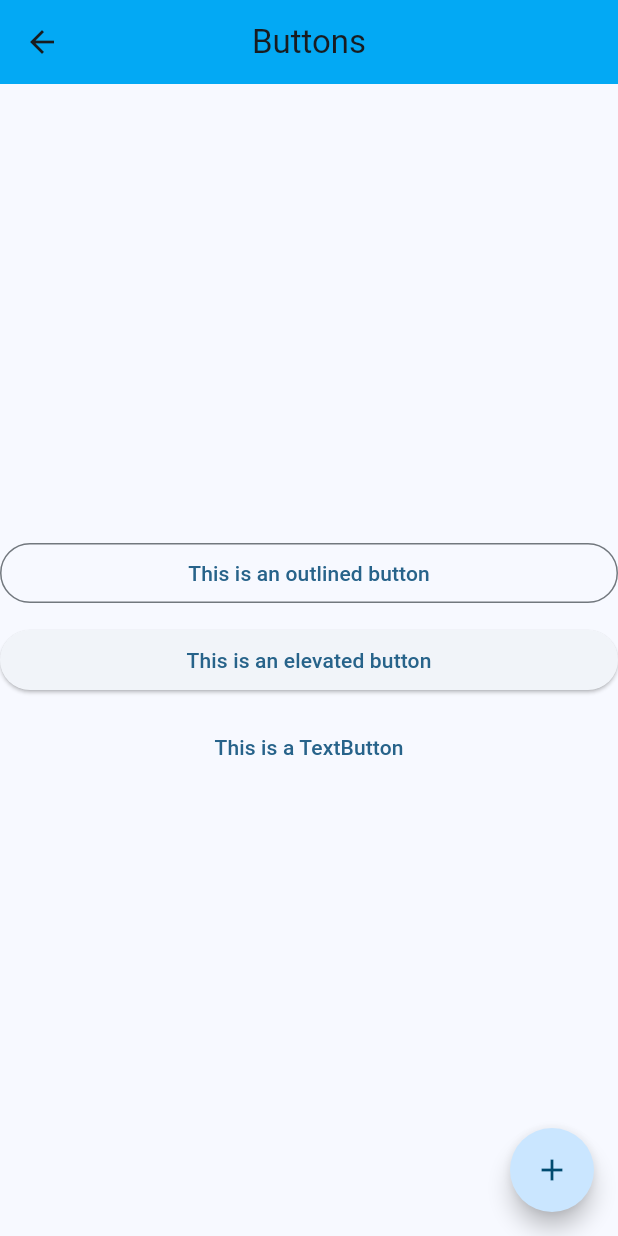
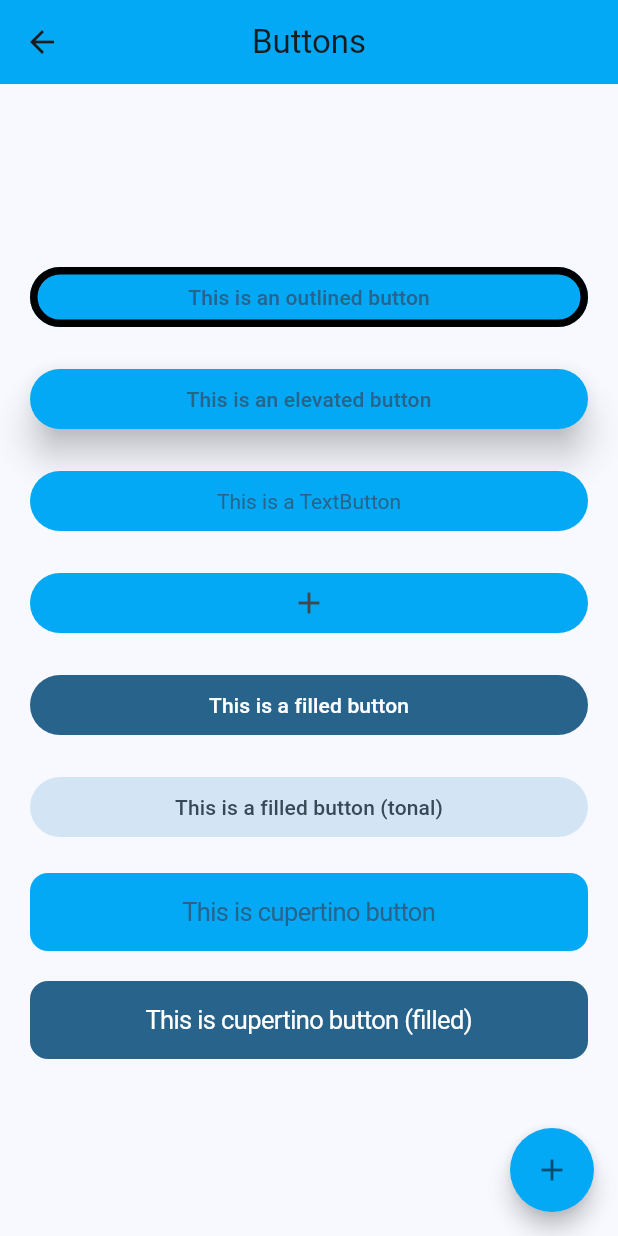
Before and after one commit to FreakyAli/exploring_widgets, a Flutter app: the ButtonsPage screen opened directly, on a phone screen of 412 x 824 dp. Run offline on Flutter 3.47's test engine with Material 3 defaults, Android fonts, the phone set to English and light mode, and no system bars.

Commit message:
fix: Buttons final commit

```diff
--- a/exploring_widgets/lib/pages/buttons.dart
+++ b/exploring_widgets/lib/pages/buttons.dart
@@ -1,3 +1,4 @@
+import 'package:flutter/cupertino.dart';
 import 'package:flutter/material.dart';
 
 class ButtonsPage extends StatefulWidget {
@@ -21,34 +22,88 @@ class _ButtonsPageState extends State<ButtonsPage> {
         shape: const CircleBorder(),
         child: const Icon(Icons.add),
       ),
-      body: Column(
+      body: Padding(
+        padding: const EdgeInsets.all(20.0),
+        child: Column(
           crossAxisAlignment: CrossAxisAlignment.stretch,
           mainAxisAlignment: MainAxisAlignment.center,
           children: [
             OutlinedButton(
               onPressed: () {},
+              style: OutlinedButton.styleFrom(
+                side: const BorderSide(
+                  width: 5.0,
+                  color: Colors.black,
+                ),
+              ),
               child: const Text(
                 'This is an outlined button',
               ),
             ),
             const SizedBox(
-            height: 10,
+              height: 20,
             ),
             ElevatedButton(
               onPressed: () {},
+              style: ElevatedButton.styleFrom(
+                elevation: 10.0,
+              ),
               child: const Text(
                 'This is an elevated button',
               ),
             ),
             const SizedBox(
-            height: 10,
+              height: 20,
             ),
             TextButton(
                 onPressed: () {},
-              child: Text(
+                child: const Text(
                   'This is a TextButton',
                 )),
+            const SizedBox(
+              height: 20,
+            ),
+            IconButton(
+              onPressed: () {},
+              icon: const Icon(
+                Icons.add,
+              ),
+            ),
+            const SizedBox(
+              height: 20,
+            ),
+            FilledButton(
+              onPressed: () {},
+              child: const Text(
+                "This is a filled button",
+              ),
+            ),
+            const SizedBox(
+              height: 20,
+            ),
+            FilledButton.tonal(
+              onPressed: () {},
+              child: const Text(
+                "This is a filled button (tonal)",
+              ),
+            ),
+            const SizedBox(
+              height: 20,
+            ),
+            CupertinoButton(
+              child: const Text('This is cupertino button'),
+              onPressed: () {},
+              color: Colors.lightBlue,
+            ),
+            const SizedBox(
+              height: 20,
+            ),
+            CupertinoButton.filled(
+              child: const Text('This is cupertino button (filled)'),
+              onPressed: () {},
+            )
           ],
+        ),
       ),
     );
   }
--- a/exploring_widgets/lib/theme/theme_constants.dart
+++ b/exploring_widgets/lib/theme/theme_constants.dart
@@ -11,7 +11,36 @@ ThemeData lightTheme = ThemeData(
   appBarTheme: const AppBarTheme(
     centerTitle: true,
     backgroundColor: primaryLightColor,
-    ));
+  ),
+  iconButtonTheme: const IconButtonThemeData(
+    style: ButtonStyle(
+      backgroundColor: MaterialStatePropertyAll(
+        primaryLightColor,
+      ),
+    ),
+  ),
+  textButtonTheme: const TextButtonThemeData(
+      style: ButtonStyle(
+    textStyle: MaterialStatePropertyAll(
+      TextStyle(
+        color: Colors.black,
+      ),
+    ),
+    backgroundColor: MaterialStatePropertyAll(primaryLightColor),
+  )),
+  outlinedButtonTheme: const OutlinedButtonThemeData(
+    style: ButtonStyle(
+      backgroundColor: MaterialStatePropertyAll(primaryLightColor),
+    ),
+  ),
+  elevatedButtonTheme: const ElevatedButtonThemeData(
+    style: ButtonStyle(
+      backgroundColor: MaterialStatePropertyAll(primaryLightColor),
+    ),
+  ),
+  floatingActionButtonTheme:
+      const FloatingActionButtonThemeData(backgroundColor: primaryLightColor),
+);
 
 ThemeData darkTheme = ThemeData(
   colorScheme: ColorScheme.fromSwatch(
@@ -20,9 +49,33 @@ ThemeData darkTheme = ThemeData(
     secondary: secondaryColor,
     brightness: Brightness.dark,
   ),
+  useMaterial3: true,
   appBarTheme: const AppBarTheme(
     centerTitle: true,
     backgroundColor: primaryDarkColor,
   ),
-  useMaterial3: true,
+  buttonTheme: const ButtonThemeData(
+    buttonColor: primaryDarkColor,
+  ),
+  textButtonTheme: const TextButtonThemeData(
+      style: ButtonStyle(
+    backgroundColor: MaterialStatePropertyAll(
+      primaryDarkColor,
+    ),
+  )),
+  outlinedButtonTheme: const OutlinedButtonThemeData(
+      style: ButtonStyle(
+    backgroundColor: MaterialStatePropertyAll(
+      primaryDarkColor,
+    ),
+  )),
+  elevatedButtonTheme: const ElevatedButtonThemeData(
+      style: ButtonStyle(
+    backgroundColor: MaterialStatePropertyAll(
+      primaryDarkColor,
+    ),
+  )),
+  floatingActionButtonTheme: const FloatingActionButtonThemeData(
+    backgroundColor: primaryDarkColor,
+  ),
 );
```
Lines whose indentation alone changed are shown as unchanged.
